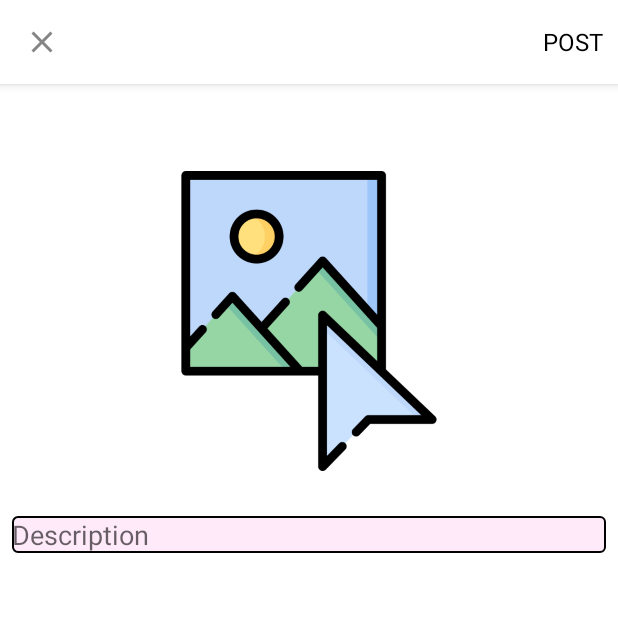
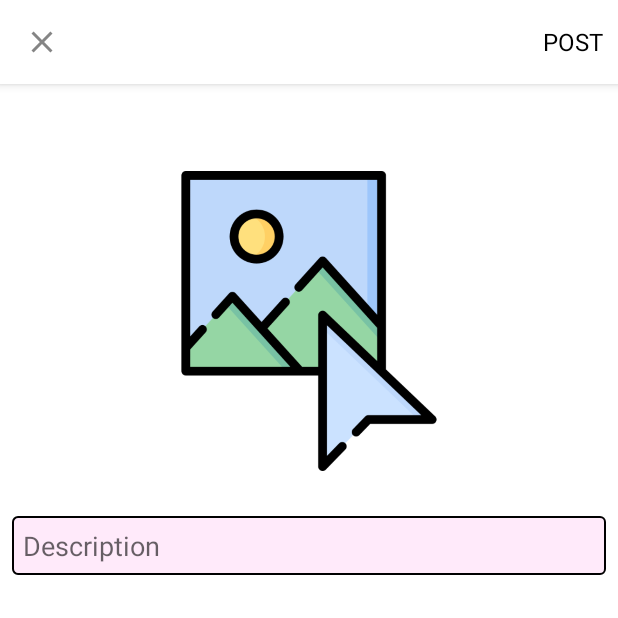
Before and after one commit to HacerYaman/SharePics, an Android app: the screen it shows after launch once a user with an empty profile is signed in (PostActivity), item 3 of the bottom bar chosen, on a phone screen of 412 x 824 dp, the top half of it. Run offline under Robolectric (Android 15) with nearby library versions, the phone set to English and light mode, and no system bars; our stand-ins replace Firebase (no records; nobody signed in at launch, a user with empty details on screens opened directly); pictures from the network do not load.

Commit message:
comment fixed

```diff
--- a/app/src/main/java/com/sharepicinstclonehy/SharePic/Adapter/PostAdapter.java
+++ b/app/src/main/java/com/sharepicinstclonehy/SharePic/Adapter/PostAdapter.java
@@ -39,7 +39,6 @@ public class PostAdapter extends RecyclerView.Adapter<PostAdapter.ViewHolder>{
     public PostAdapter(Context mContext, List<Post> mPost) {
         this.mContext = mContext;
         this.mPost = mPost;
-
         firebaseUser= FirebaseAuth.getInstance().getCurrentUser();
     }
 
@@ -142,6 +141,8 @@ public class PostAdapter extends RecyclerView.Adapter<PostAdapter.ViewHolder>{
 
                 ((FragmentActivity)mContext).getSupportFragmentManager()
                         .beginTransaction().replace(R.id.fragment_container_view_tag, new ProfileFragment()).commit();
+
+
             }
         });
 
@@ -199,7 +200,7 @@ public class PostAdapter extends RecyclerView.Adapter<PostAdapter.ViewHolder>{
 
     private void publisherInfo(ImageView image_profile, TextView username, TextView publisher, String id){
 
-        DatabaseReference reference= FirebaseDatabase.getInstance().getReference("Users").child(id);        //null diyo
+        DatabaseReference reference= FirebaseDatabase.getInstance().getReference("Users").child(id);
 
         reference.addValueEventListener(new ValueEventListener() {
             @Override
--- a/app/src/main/java/com/sharepicinstclonehy/SharePic/CommentActivity.java
+++ b/app/src/main/java/com/sharepicinstclonehy/SharePic/CommentActivity.java
@@ -114,7 +114,7 @@ public class CommentActivity extends AppCompatActivity {
 
     public void postClicked(View view ){
         if(TextUtils.isEmpty(activityCommentBinding.addComment.getText().toString())){
-            Toast.makeText(CommentActivity.this, "No, you can't say anything with your silence. Write something before post.", Toast.LENGTH_LONG).show();
+            Toast.makeText(CommentActivity.this, "First add your comment.", Toast.LENGTH_LONG).show();
         }else {
             putComment();
             activityCommentBinding.addComment.setText("");
--- a/app/src/main/java/com/sharepicinstclonehy/SharePic/MainActivity.java
+++ b/app/src/main/java/com/sharepicinstclonehy/SharePic/MainActivity.java
@@ -4,9 +4,12 @@ import androidx.annotation.NonNull;
 import androidx.appcompat.app.AppCompatActivity;
 import androidx.fragment.app.Fragment;
 
+import android.content.Context;
 import android.content.Intent;
 import android.os.Bundle;
 import android.view.MenuItem;
+import android.widget.Toast;
+
 import com.google.android.material.bottomnavigation.BottomNavigationView;
 import com.sharepicinstclonehy.SharePic.Fragment.HomeFragment;
 import com.sharepicinstclonehy.SharePic.Fragment.NotificationFragment;
@@ -49,6 +52,7 @@ public class MainActivity extends AppCompatActivity {
 
                     case R.id.nav_profile:
                         selectorFragment = new ProfileFragment();
+                        getSharedPreferences("PROFILE", Context.MODE_PRIVATE).edit().clear().apply();
                         break;
                 }
                 if (selectorFragment != null) {
@@ -61,14 +65,28 @@ public class MainActivity extends AppCompatActivity {
         Bundle intent = getIntent().getExtras();
 
         if (intent != null) {
+
             String profileId = intent.getString("publisherId");
 
             getSharedPreferences("PROFILE", MODE_PRIVATE).edit().putString("profileId", profileId).apply();
 
             getSupportFragmentManager().beginTransaction().replace(R.id.fragment_container_view_tag, new ProfileFragment()).commit();
-            bottomNavigationView.setSelectedItemId(R.id.nav_profile);
+            //bottomNavigationView.setSelectedItemId(R.id.nav_profile);
         } else {
             getSupportFragmentManager().beginTransaction().replace(R.id.fragment_container_view_tag, new HomeFragment()).commit();
         }
+
+       /* Bundle intent = getIntent().getExtras();
+        if (intent != null) {
+            String profileId = intent.getString("publisherId");
+
+            getSharedPreferences("PROFILE", MODE_PRIVATE).edit().putString("profileId", profileId).apply();
+
+            getSupportFragmentManager().beginTransaction().replace(R.id.fragment_container, new ProfileFragment()).commit();
+            bottomNavigationView.setSelectedItemId(R.id.nav_profile);
+        } else {
+            getSupportFragmentManager().beginTransaction().replace(R.id.fragment_container , new HomeFragment()).commit();
+        }*/
+
     }
 }
--- a/app/src/main/java/com/sharepicinstclonehy/SharePic/PostActivity.java
+++ b/app/src/main/java/com/sharepicinstclonehy/SharePic/PostActivity.java
@@ -134,7 +134,7 @@ public class PostActivity extends AppCompatActivity {
     public void selectImage(View view) {
         if (ContextCompat.checkSelfPermission(this, android.Manifest.permission.READ_EXTERNAL_STORAGE) != PackageManager.PERMISSION_GRANTED) {
             if (ActivityCompat.shouldShowRequestPermissionRationale(this, android.Manifest.permission.READ_EXTERNAL_STORAGE)) {
-                Snackbar.make(view, "Sovviy permission needed for gallery.", Snackbar.LENGTH_INDEFINITE).setAction("Gimme the permission bitch.", new View.OnClickListener() {
+                Snackbar.make(view, "Permission needed for gallery.", Snackbar.LENGTH_INDEFINITE).setAction("Give permission.", new View.OnClickListener() {
                     @Override
                     public void onClick(View v) {
                         permissionLauncher.launch(android.Manifest.permission.READ_EXTERNAL_STORAGE);
@@ -173,7 +173,7 @@ public class PostActivity extends AppCompatActivity {
                     activityResultLauncher.launch(intentToGallery);
                 } else {
                     //permission denied
-                    Toast.makeText(PostActivity.this,"Permisson needed! >:[",Toast.LENGTH_LONG).show();
+                    Toast.makeText(PostActivity.this,"Permisson needed!",Toast.LENGTH_LONG).show();
                 }
             }
         });
--- a/app/src/main/res/layout/activity_comment.xml
+++ b/app/src/main/res/layout/activity_comment.xml
@@ -86,7 +86,7 @@
             android:layout_width="match_parent"
             android:layout_height="wrap_content"
             android:layout_toRightOf="@id/image_profile"
-            android:hint="Add your pointless comment.."
+            android:hint="Add your comment.."
             android:id="@+id/add_comment"
             android:layout_centerVertical="true"
             android:layout_marginStart="10dp"
--- a/app/src/main/res/layout/activity_post.xml
+++ b/app/src/main/res/layout/activity_post.xml
@@ -75,7 +75,9 @@
             android:hint="Description"
             android:maxLines="5"
             android:id="@+id/description"
-            android:background="@drawable/edittext_background">
+            android:background="@drawable/edittext_background"
+            android:padding="7dp"
+            >
         </EditText>
 
     </LinearLayout>
```
Also changed, not shown: app/src/main/java/com/sharepicinstclonehy/SharePic/Adapter/CommentAdapter.java (+33 -2 lines), app/src/main/java/com/sharepicinstclonehy/SharePic/Fragment/ProfileFragment.java (+8 -1 lines), app/src/main/java/com/sharepicinstclonehy/SharePic/Fragment/SearchFragment.java (+14 -47 lines).
